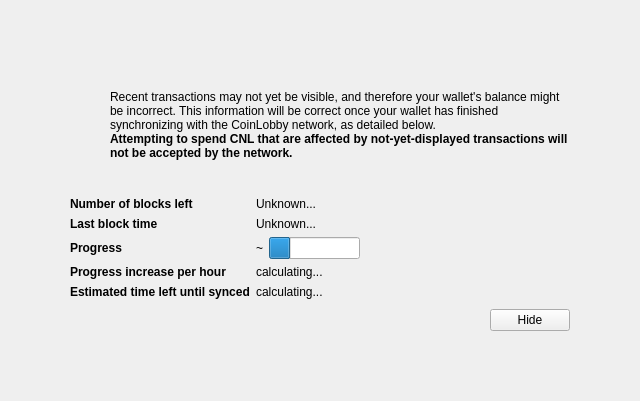
Before: the Qt Designer form src/qt/forms/modaloverlay.ui in coin-lobby/Coin-Lobby-Core, drawn with Qt 5.
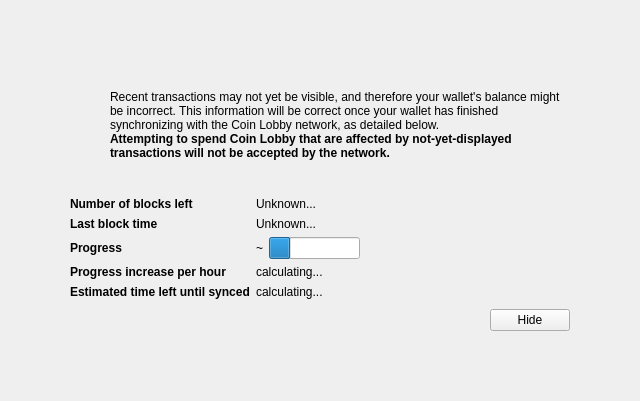
After: the same form once the commit is applied. Icons and pictures are not drawn. Custom widgets are drawn as their Qt base class.

What changed in the file:
```diff
--- a/src/qt/forms/modaloverlay.ui
+++ b/src/qt/forms/modaloverlay.ui
@@ -128,7 +128,7 @@
              <item>
               <widget class="QLabel" name="infoText">
                <property name="text">
-                <string>Recent transactions may not yet be visible, and therefore your wallet's balance might be incorrect. This information will be correct once your wallet has finished synchronizing with the CoinLobby network, as detailed below.</string>
+                <string>Recent transactions may not yet be visible, and therefore your wallet's balance might be incorrect. This information will be correct once your wallet has finished synchronizing with the Coin Lobby network, as detailed below.</string>
                </property>
                <property name="textFormat">
                 <enum>Qt::RichText</enum>
@@ -147,7 +147,7 @@
                 </font>
                </property>
                <property name="text">
-                <string>Attempting to spend CNL that are affected by not-yet-displayed transactions will not be accepted by the network.</string>
+                <string>Attempting to spend Coin Lobby that are affected by not-yet-displayed transactions will not be accepted by the network.</string>
                </property>
                <property name="textFormat">
                 <enum>Qt::RichText</enum>
```
